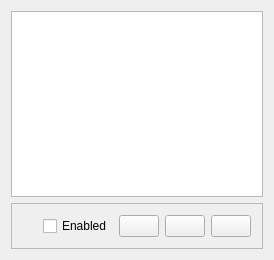
Old version of the form src/app/widgets/ProcessorsWidget/processorswidget.ui in the repository m-riley04/ModularSensorSystem.
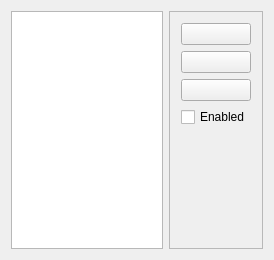
New version of the form. Icons and pictures are not drawn.

Commit message: move controls for each action out for the main window to control. hide individual controls for now

What changed in the file:
```diff
--- a/src/app/widgets/ProcessorsWidget/processorswidget.ui
+++ b/src/app/widgets/ProcessorsWidget/processorswidget.ui
@@ -13,7 +13,7 @@
   <property name="windowTitle">
    <string>ProcessorsWidget</string>
   </property>
-  <layout class="QVBoxLayout" name="verticalLayout">
+  <layout class="QHBoxLayout" name="horizontalLayout_2">
    <item>
     <widget class="QListWidget" name="listProcessors">
      <property name="editTriggers">
@@ -25,73 +25,73 @@
     </widget>
    </item>
    <item>
-    <widget class="QFrame" name="frame">
+    <widget class="QFrame" name="frameControls">
      <property name="frameShape">
       <enum>QFrame::Shape::StyledPanel</enum>
      </property>
      <property name="frameShadow">
       <enum>QFrame::Shadow::Raised</enum>
      </property>
-     <layout class="QHBoxLayout" name="horizontalLayout">
+     <layout class="QVBoxLayout" name="verticalLayout">
       <item>
-       <spacer name="horizontalSpacer">
+       <widget class="QPushButton" name="buttonRemove">
+        <property name="toolTip">
+         <string>Removes a processor from the config</string>
+        </property>
+        <property name="text">
+         <string/>
+        </property>
+        <property name="icon">
+         <iconset theme="QIcon::ThemeIcon::ListRemove"/>
+        </property>
+       </widget>
+      </item>
+      <item>
+       <widget class="QPushButton" name="buttonAdd">
+        <property name="toolTip">
+         <string>Adds a new processor</string>
+        </property>
+        <property name="text">
+         <string/>
+        </property>
+        <property name="icon">
+         <iconset theme="QIcon::ThemeIcon::ListAdd"/>
+        </property>
+       </widget>
+      </item>
+      <item>
+       <widget class="QPushButton" name="buttonProperties">
+        <property name="toolTip">
+         <string>Opens the properties for the currently selected processor</string>
+        </property>
+        <property name="text">
+         <string/>
+        </property>
+        <property name="icon">
+         <iconset theme="QIcon::ThemeIcon::DocumentProperties"/>
+        </property>
+       </widget>
+      </item>
+      <item>
+       <widget class="QCheckBox" name="checkboxEnable">
+        <property name="text">
+         <string>Enabled</string>
+        </property>
+       </widget>
+      </item>
+      <item>
+       <spacer name="verticalSpacer">
         <property name="orientation">
-         <enum>Qt::Orientation::Horizontal</enum>
+         <enum>Qt::Orientation::Vertical</enum>
         </property>
         <property name="sizeHint" stdset="0">
          <size>
-          <width>40</width>
-          <height>20</height>
+          <width>20</width>
+          <height>40</height>
          </size>
         </property>
        </spacer>
       </item>
-      <item>
-       <widget class="QCheckBox" name="checkboxEnable">
-        <property name="text">
-         <string>Enabled</string>
-        </property>
-       </widget>
-      </item>
-      <item>
-       <widget class="QPushButton" name="buttonProperties">
-        <property name="toolTip">
-         <string>Opens the properties for the currently selected processor</string>
-        </property>
-        <property name="text">
-         <string/>
-        </property>
-        <property name="icon">
-         <iconset theme="QIcon::ThemeIcon::DocumentProperties"/>
-        </property>
-       </widget>
-      </item>
-      <item>
-       <widget class="QPushButton" name="buttonAdd">
-        <property name="toolTip">
-         <string>Adds a new processor</string>
-        </property>
-        <property name="text">
-         <string/>
-        </property>
-        <property name="icon">
-         <iconset theme="QIcon::ThemeIcon::ListAdd"/>
-        </property>
-       </widget>
-      </item>
-      <item>
-       <widget class="QPushButton" name="buttonRemove">
-        <property name="toolTip">
-         <string>Removes a processor from the config</string>
-        </property>
-        <property name="text">
-         <string/>
-        </property>
-        <property name="icon">
-         <iconset theme="QIcon::ThemeIcon::ListRemove"/>
-        </property>
-       </widget>
-      </item>
      </layout>
     </widget>
    </item>
```
The commit also changes 8 other files.
